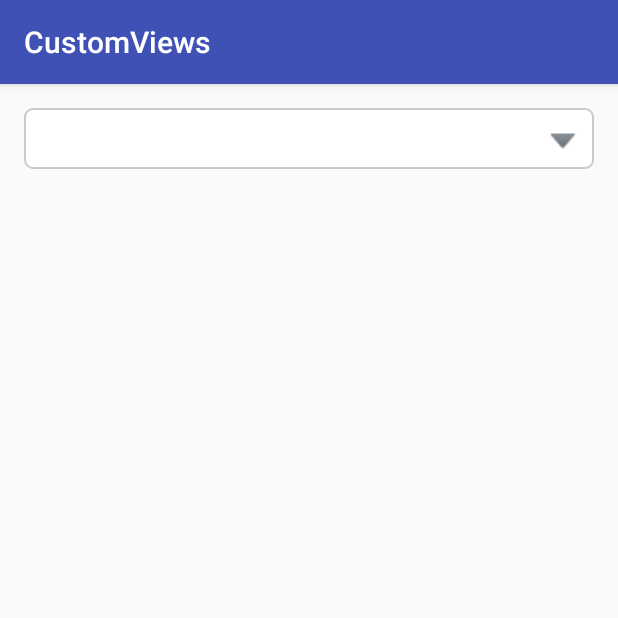
After one commit to 350258655/CustomView, an Android app: the SpinnerActivity screen opened directly, with no data from a screen before it, on a phone screen of 412 x 824 dp, the top half of it. The commit adds this screen. Run offline under Robolectric (Android 15) with nearby library versions, the phone set to English and light mode, and no system bars.

```diff
--- a/app/src/main/AndroidManifest.xml
+++ b/app/src/main/AndroidManifest.xml
@@ -21,6 +21,8 @@
         </activity>
         <activity android:name=".youku.YoukuMenuActivity">
         </activity>
+        <activity android:name=".spinner.SpinnerActivity">
+        </activity>
     </application>
 
 </manifest>
--- a/app/src/main/java/com/shake/customviews/MainActivity.java
+++ b/app/src/main/java/com/shake/customviews/MainActivity.java
@@ -7,6 +7,7 @@ import android.view.View;
 import android.widget.Button;
 
 import com.shake.customviews.numberaddsub.NumberAddSubActivity;
+import com.shake.customviews.spinner.SpinnerActivity;
 import com.shake.customviews.wheel.WheelActivity;
 import com.shake.customviews.youku.YoukuMenuActivity;
 
@@ -19,9 +20,11 @@ public class MainActivity extends AppCompatActivity implements View.OnClickListe
         Button btnwheel = (Button) findViewById(R.id.btn_wheel);
         Button btnaddsub = (Button) findViewById(R.id.btn_add_sub);
         Button btn_youku = (Button) findViewById(R.id.btn_youku);
+        Button btn_spinner = (Button) findViewById(R.id.btn_spinner);
         btnaddsub.setOnClickListener(this);
         btnwheel.setOnClickListener(this);
         btn_youku.setOnClickListener(this);
+        btn_spinner.setOnClickListener(this);
 
     }
 
@@ -38,6 +41,9 @@ public class MainActivity extends AppCompatActivity implements View.OnClickListe
             case R.id.btn_youku:
                 startActivity(new Intent(MainActivity.this,YoukuMenuActivity.class));
                 break;
+            case R.id.btn_spinner:
+                startActivity(new Intent(MainActivity.this,SpinnerActivity.class));
+                break;
         }
     }
 }
--- /dev/null
+++ b/app/src/main/java/com/shake/customviews/spinner/SpinnerActivity.java
@@ -0,0 +1,50 @@
+package com.shake.customviews.spinner;
+
+import android.os.Bundle;
+import android.support.v7.app.AppCompatActivity;
+import android.view.View;
+import android.widget.AdapterView;
+
+import com.shake.customviews.R;
+
+import java.util.ArrayList;
+import java.util.List;
+
+public class SpinnerActivity extends AppCompatActivity {
+    List<String> mDatas;
+    SpinnerView spinnerView;
+    @Override
+    protected void onCreate(Bundle savedInstanceState) {
+        super.onCreate(savedInstanceState);
+        setContentView(R.layout.activity_spinner);
+
+        //找到View
+        spinnerView = (SpinnerView) findViewById(R.id.spinner);
+
+        //初始化数据
+        mDatas = new ArrayList<>();
+        for (int i = 0; i < 200; i++) {
+            mDatas.add(100000+i+"");
+        }
+
+        //设置数据
+        spinnerView.setAdapter(new SpinnerAdapter(this,mDatas));
+
+        //设置点击的监听事件，监听后的操作交给用户去使用
+        spinnerView.setOnItemClickListener(new AdapterView.OnItemClickListener() {
+            @Override
+            public void onItemClick(AdapterView<?> parent, View view, int position, long id) {
+
+                //获取点击的内容，并且填充到编辑框中
+                String data = mDatas.get(position);
+                //设置编辑框内容
+                spinnerView.setText(data);
+                //设置编辑框的光标起点
+                spinnerView.setSelection(data.length());
+
+                //隐藏PopupWindow
+                spinnerView.dismiss();
+            }
+        });
+    }
+}
--- /dev/null
+++ b/app/src/main/java/com/shake/customviews/spinner/SpinnerView.java
@@ -0,0 +1,153 @@
+package com.shake.customviews.spinner;
+
+import android.content.Context;
+import android.graphics.drawable.ColorDrawable;
+import android.util.AttributeSet;
+import android.view.View;
+import android.widget.AdapterView;
+import android.widget.EditText;
+import android.widget.ImageView;
+import android.widget.ListAdapter;
+import android.widget.ListView;
+import android.widget.PopupWindow;
+import android.widget.RelativeLayout;
+
+import com.shake.customviews.R;
+
+/**
+ * Created by shake on 17-6-3.
+ * 下拉选择框
+ */
+public class SpinnerView extends RelativeLayout {
+
+    private EditText mEtInput;
+    private ImageView mIvArrow;
+
+    private ListAdapter mAdapter;
+    private PopupWindow mWindow;
+
+    private ListView mListView;
+    //监听器
+    private AdapterView.OnItemClickListener mListener;
+
+    public SpinnerView(Context context) {
+        this(context, null);
+    }
+
+    public SpinnerView(Context context, AttributeSet attrs) {
+        this(context, attrs, 0);
+    }
+
+    public SpinnerView(Context context, AttributeSet attrs, int defStyleAttr) {
+        super(context, attrs, defStyleAttr);
+
+        //初始化View
+        init(context);
+
+
+    }
+
+    private void init(Context context) {
+        View.inflate(context, R.layout.spinner_view, this);
+        mEtInput = (EditText) findViewById(R.id.et_input);
+        mIvArrow = (ImageView) findViewById(R.id.iv_arrow);
+
+        //点击弹出数据
+        mIvArrow.setOnClickListener(new OnClickListener() {
+            @Override
+            public void onClick(View v) {
+                clickArrow();
+            }
+        });
+
+    }
+
+    /**
+     * 点击弹出数据
+     */
+    private void clickArrow() {
+
+        /** 判断外面是否设置了数据 */
+        if (mAdapter == null) {
+            throw new RuntimeException("请调用setAapter()去设置数据");
+        }
+
+        /** 设置数据，并且弹出PopWindow */
+        if (mWindow == null) {
+
+            /** 1、构建数据，即构建 PopWindow需要的参数 */
+            mListView = new ListView(getContext());
+            mListView.setAdapter(mAdapter);
+            mListView.setBackgroundResource(R.drawable.listview_background);
+            //获取编辑框的宽度
+            int width = mEtInput.getWidth();
+            //设置一个高度
+            int height = 600;
+
+            /** 2、构建 PopWindow需要的参数 */
+            mWindow = new PopupWindow(mListView, width, height);
+            //设置获取焦点，否则焦点会被EditText夺取吧
+            mWindow.setFocusable(true);
+            //设置点击边缘收起
+            mWindow.setOutsideTouchable(true);
+            mWindow.setBackgroundDrawable(new ColorDrawable());
+
+        }
+
+        /** 设置监听器 */
+        if (mListener != null) {
+            mListView.setOnItemClickListener(mListener);
+        }
+
+        /** 设置Window显示在EditText之下 */
+        mWindow.showAsDropDown(mEtInput);
+    }
+
+
+    /**
+     * 提供给外面调用的设置数据的方法
+     *
+     * @param adapter
+     */
+    public void setAdapter(ListAdapter adapter) {
+        this.mAdapter = adapter;
+    }
+
+
+    /**
+     * 提供给外面的设置监听器的方法。这个监听器不是我们自己定义的，我们只是用系统提供的监听器做个转接而已
+     *
+     * @param listener
+     */
+    public void setOnItemClickListener(AdapterView.OnItemClickListener listener) {
+        this.mListener = listener;
+    }
+
+    /**
+     * 提供给外面的设置监听器的方法。设置编辑框的数据
+     *
+     * @param data
+     */
+    public void setText(String data) {
+        mEtInput.setText(data);
+    }
+
+    /**
+     * 提供给外面的设置监听器的方法。设置编辑框光标的位置
+     * @param length
+     */
+    public void setSelection(int length){
+        mEtInput.setSelection(length);
+    }
+
+
+    /**
+     * 提供给外面的设置监听器的方法。关闭PopupWindow
+     */
+    public void dismiss(){
+        if(mWindow != null){
+            mWindow.dismiss();
+        }
+    }
+
+}
--- /dev/null
+++ b/app/src/main/res/drawable/et_focus.xml
@@ -0,0 +1,19 @@
+<?xml version="1.0" encoding="utf-8"?>
+<shape xmlns:android="http://schemas.android.com/apk/res/android"
+    android:shape="rectangle">
+
+    <corners android:radius="5dp"/>
+
+    <solid android:color="@android:color/white"/>
+
+    <!-- 边框-->
+    <stroke
+        android:width="1dp"
+        android:color="#ff0000"/>
+
+    <padding android:bottom="8dp"
+             android:left="8dp"
+             android:right="8dp"
+             android:top="8dp"/>
+
+</shape>
--- /dev/null
+++ b/app/src/main/res/drawable/et_normal.xml
@@ -0,0 +1,17 @@
+<?xml version="1.0" encoding="utf-8"?>
+<shape xmlns:android="http://schemas.android.com/apk/res/android"
+    android:shape="rectangle">
+
+    <corners android:radius="5dp"/>
+
+    <solid android:color="@android:color/white"/>
+
+    <!-- 边框-->
+    <stroke android:width="1dp"
+            android:color="#33000000"/>
+
+    <padding android:bottom="8dp"
+             android:left="8dp"
+             android:right="8dp"
+             android:top="8dp"/>
+</shape>
--- /dev/null
+++ b/app/src/main/res/drawable/et_selector.xml
@@ -0,0 +1,5 @@
+<?xml version="1.0" encoding="utf-8"?>
+<selector xmlns:android="http://schemas.android.com/apk/res/android">
+    <item android:drawable="@drawable/et_focus" android:state_focused="true" android:state_window_focused="true"/>
+    <item android:drawable="@drawable/et_normal"/>
+</selector>
--- a/app/src/main/res/layout/activity_main.xml
+++ b/app/src/main/res/layout/activity_main.xml
@@ -26,4 +26,9 @@
         android:layout_width="match_parent"
         android:layout_height="wrap_content"
         android:text="优酷菜单"/>
+    <Button
+        android:id="@+id/btn_spinner"
+        android:layout_width="match_parent"
+        android:layout_height="wrap_content"
+        android:text="下拉选择框"/>
 </LinearLayout>
--- /dev/null
+++ b/app/src/main/res/layout/activity_spinner.xml
@@ -0,0 +1,18 @@
+<?xml version="1.0" encoding="utf-8"?>
+<RelativeLayout
+    xmlns:android="http://schemas.android.com/apk/res/android"
+    xmlns:tools="http://schemas.android.com/tools"
+    android:layout_width="match_parent"
+    android:layout_height="match_parent"
+    android:paddingBottom="@dimen/activity_vertical_margin"
+    android:paddingLeft="@dimen/activity_horizontal_margin"
+    android:paddingRight="@dimen/activity_horizontal_margin"
+    android:paddingTop="@dimen/activity_vertical_margin"
+    tools:context="com.shake.customviews.spinner.SpinnerActivity">
+
+    <com.shake.customviews.spinner.SpinnerView
+        android:id="@+id/spinner"
+        android:layout_width="wrap_content"
+        android:layout_height="wrap_content"/>
+
+</RelativeLayout>
--- /dev/null
+++ b/app/src/main/res/layout/spinner_view.xml
@@ -0,0 +1,21 @@
+<?xml version="1.0" encoding="utf-8"?>
+<RelativeLayout xmlns:android="http://schemas.android.com/apk/res/android"
+                android:layout_width="match_parent"
+                android:layout_height="wrap_content">
+
+    <EditText
+        android:id="@+id/et_input"
+        android:layout_width="match_parent"
+        android:layout_height="wrap_content"
+        android:background="@drawable/et_selector"/>
+
+    <ImageView
+        android:id="@+id/iv_arrow"
+        android:layout_width="wrap_content"
+        android:layout_height="wrap_content"
+        android:layout_alignParentRight="true"
+        android:layout_centerVertical="true"
+        android:src="@drawable/down_arrow"/>
+
+
+</RelativeLayout>
```
Also changed, not shown: app/src/main/java/com/shake/customviews/spinner/SpinnerAdapter.java (added, +91 -0 lines), app/src/main/res/layout/item.xml (added, +31 -0 lines), app/src/main/res/drawable/._level1.png (deleted), app/src/main/res/drawable/._level3.png (deleted), app/src/main/res/drawable/delete.png (added), app/src/main/res/drawable/down_arrow.png (added), app/src/main/res/drawable/listview_background.9.png (added), app/src/main/res/drawable/user.png (added).
